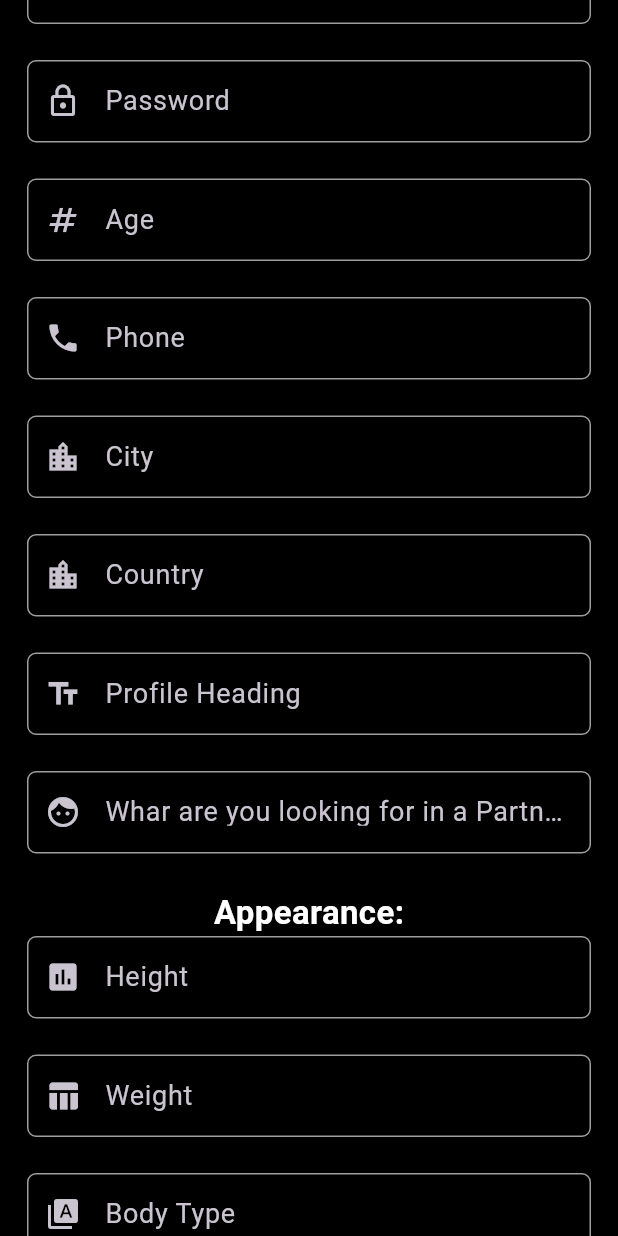
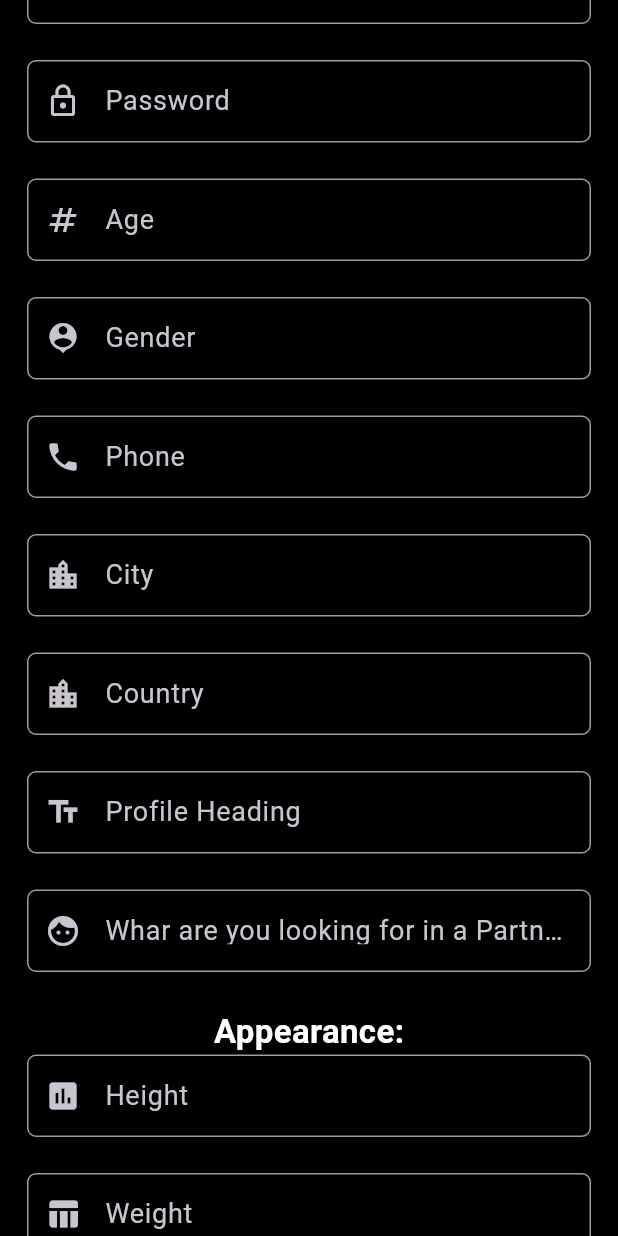
Before and after one commit to beshprakash11/dating_appfv1, a Flutter app: the RegistrationScreen screen opened directly, scrolled down 576 dp, on a phone screen of 412 x 824 dp. Run offline on Flutter 3.47's test engine with Material 3 defaults, Android fonts, the phone set to English and light mode, and no system bars; our stand-ins replace cloud_firestore, firebase_auth, firebase_core, firebase_messaging, firebase_storage, get and 2 more; missing offline and left inert: flutter_image_slider; accounts and stored records are empty; network calls fail.

Commit message:
gender added in registration screen and personal model

```diff
--- a/lib/authenticationScreen/registration_screen.dart
+++ b/lib/authenticationScreen/registration_screen.dart
@@ -19,6 +19,7 @@ class _RegistrationScreenState extends State<RegistrationScreen> {
   TextEditingController passwordTextEditingController = TextEditingController();
   TextEditingController nameTextEditingController = TextEditingController();
   TextEditingController ageTextEditingController = TextEditingController();
+  TextEditingController genderTextEditingController = TextEditingController();
   TextEditingController phoneNoTextEditingController = TextEditingController();
   TextEditingController cityTextEditingController = TextEditingController();
   TextEditingController countryTextEditingController = TextEditingController();
@@ -237,6 +238,22 @@ class _RegistrationScreenState extends State<RegistrationScreen> {
                 editingController: ageTextEditingController,
                 labelText: "Age",
                 iconData: Icons.numbers,
+                isObscure: false,
+              ),
+            ),
+
+            const SizedBox(
+              height: 24,
+            ),
+
+            //gender
+            SizedBox(
+              width: MediaQuery.of(context).size.width - 36,
+              height: 55,
+              child: CustomTextFieldWidget(
+                editingController: genderTextEditingController,
+                labelText: "Gender",
+                iconData: Icons.person_pin,
                 isObscure: false,
               ),
             ),
@@ -694,6 +711,9 @@ class _RegistrationScreenState extends State<RegistrationScreen> {
                                 .isNotEmpty &&
                             nameTextEditingController.text.trim().isNotEmpty &&
                             ageTextEditingController.text.trim().isNotEmpty &&
+                            genderTextEditingController.text
+                                .trim()
+                                .isNotEmpty &&
                             phoneNoTextEditingController.text
                                 .trim()
                                 .isNotEmpty &&
@@ -779,6 +799,7 @@ class _RegistrationScreenState extends State<RegistrationScreen> {
                         passwordTextEditingController.text.trim(),
                         nameTextEditingController.text.trim(),
                         ageTextEditingController.text.trim(),
+                        genderTextEditingController.text.trim(),
                         phoneNoTextEditingController.text.trim(),
                         cityTextEditingController.text.trim(),
                         countryTextEditingController.text.trim(),
--- a/lib/controllers/authentication_controller.dart
+++ b/lib/controllers/authentication_controller.dart
@@ -55,6 +55,7 @@ class AuthenticationController extends GetxController {
     String password,
     String name,
     String age,
+    String gender,
     String phoneNo,
     String city,
     String country,
@@ -106,6 +107,7 @@ class AuthenticationController extends GetxController {
         email: email,
         password: password,
         age: int.parse(age),
+        gender: gender.toLowerCase(),
         phoneNo: phoneNo,
         city: city,
         country: country,
--- a/lib/models/person.dart
+++ b/lib/models/person.dart
@@ -8,6 +8,7 @@ class Person {
   String? password;
   String? name;
   int? age;
+  String? gender;
   String? phoneNo;
   String? city;
   String? country;
@@ -49,6 +50,7 @@ class Person {
     this.password,
     this.name,
     this.age,
+    this.gender,
     this.phoneNo,
     this.city,
     this.country,
@@ -93,6 +95,7 @@ class Person {
       email: dataSnapshot["email"],
       password: dataSnapshot["password"],
       age: dataSnapshot["age"],
+      gender: dataSnapshot["gender"],
       phoneNo: dataSnapshot["phoneNo"],
       city: dataSnapshot["city"],
       country: dataSnapshot["country"],
@@ -136,6 +139,7 @@ class Person {
         "email": email,
         "password": password,
         "age": age,
+        "gender": gender,
         "phoneNo": phoneNo,
         "city": city,
         "country": country,
```
